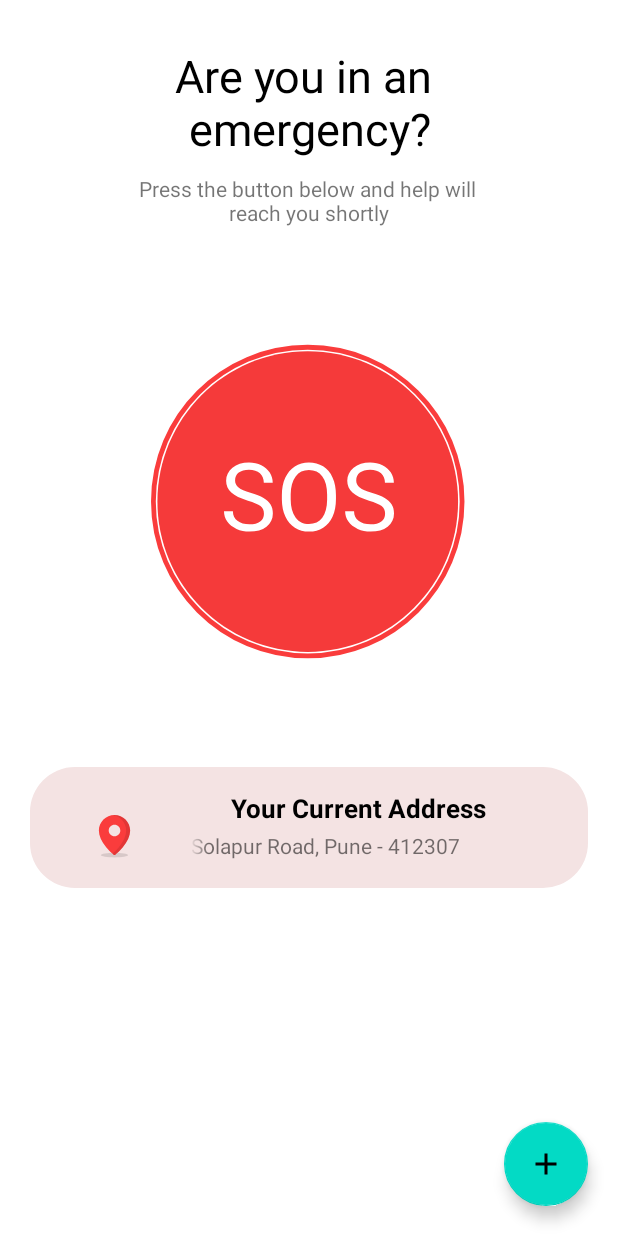
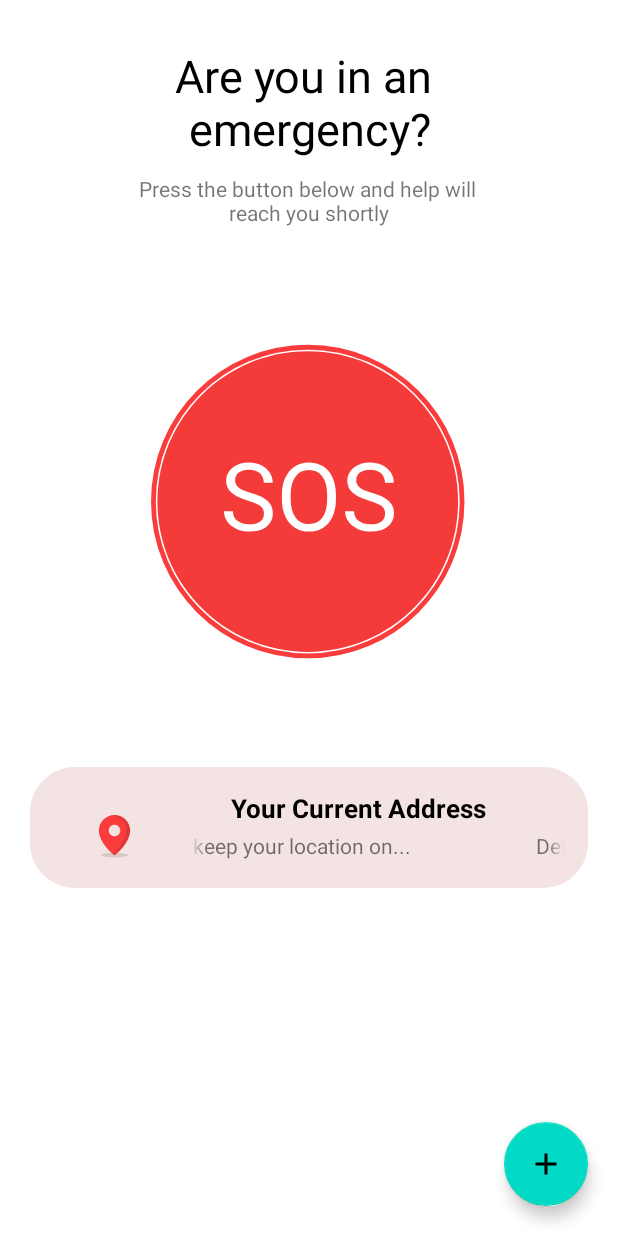
Before and after one commit to sid13-d/sosapp, an Android app: the Sos screen opened directly, with no data from a screen before it, after a tap on an icon or button, on a phone screen of 412 x 824 dp. Run offline under Robolectric (Android 15) with nearby library versions, the phone set to English and light mode, and no system bars; our stand-ins replace Volley; network calls fail; 1 statement that could not run was skipped.

Commit message:
all done!

```diff
--- a/app/src/main/java/com/example/myapplication/AddPerson.java
+++ b/app/src/main/java/com/example/myapplication/AddPerson.java
@@ -254,7 +254,7 @@ public class AddPerson extends AppCompatActivity {
 
                     }
                     recyclerView = (RecyclerView) findViewById(R.id.list);
-                    contactAdapter = new ContactAdapter(getApplicationContext(), namee, phone, sos_list_id);
+                    contactAdapter = new ContactAdapter(getApplicationContext(), namee, phone, sos_list_id,id);
                     recyclerView.setLayoutManager(new LinearLayoutManager(getApplicationContext(), LinearLayoutManager.VERTICAL, false));
                     recyclerView.setAdapter(contactAdapter);
 
--- a/app/src/main/java/com/example/myapplication/Sos.java
+++ b/app/src/main/java/com/example/myapplication/Sos.java
@@ -61,14 +61,17 @@ public class Sos extends AppCompatActivity {
 
     // key for storing email.
     public static final String ID = "id_key";
+    public static final String NAME = "user_name";
+    public static final String PHONE = "user_phone";
 
     SharedPreferences sharedpreferences;
-    String id;
+    String id,name,phone;
     ArrayList<String> tokens = new ArrayList<String>();
     TextView currentLocation;
     FusedLocationProviderClient fusedLocationProviderClient;
     List<Address> addresses;
     ConstraintLayout cardViewConstraintLayout;
+    Location location;
     @Override
     protected void onCreate(Bundle savedInstanceState) {
         super.onCreate(savedInstanceState);
@@ -76,6 +79,16 @@ public class Sos extends AppCompatActivity {
 
         sharedpreferences = getSharedPreferences(SHARED_PREFS, Context.MODE_PRIVATE);
         id = sharedpreferences.getString(ID, null);
+        name = sharedpreferences.getString(NAME, null);
+        Log.d("namecheck", "onCreate: "+name);
+
+        currentLocation = (TextView) findViewById(R.id.locationText);
+        fusedLocationProviderClient = LocationServices.getFusedLocationProviderClient(this);
+        if (ActivityCompat.checkSelfPermission(Sos.this, Manifest.permission.ACCESS_FINE_LOCATION) == PackageManager.PERMISSION_GRANTED) {
+            getLocation();
+        } else {
+            ActivityCompat.requestPermissions(Sos.this, new String[]{Manifest.permission.ACCESS_FINE_LOCATION}, 44);
+        }
 
         if (android.os.Build.VERSION.SDK_INT > 9)
         {
@@ -111,13 +124,7 @@ public class Sos extends AppCompatActivity {
         });
 
 
-        currentLocation = (TextView) findViewById(R.id.locationText);
-        fusedLocationProviderClient = LocationServices.getFusedLocationProviderClient(this);
-        if (ActivityCompat.checkSelfPermission(Sos.this, Manifest.permission.ACCESS_FINE_LOCATION) == PackageManager.PERMISSION_GRANTED) {
-            getLocation();
-        } else {
-            ActivityCompat.requestPermissions(Sos.this, new String[]{Manifest.permission.ACCESS_FINE_LOCATION}, 44);
-        }
+
     }
 
     private void getLocation() {
@@ -135,7 +142,7 @@ public class Sos extends AppCompatActivity {
         fusedLocationProviderClient.getLastLocation().addOnCompleteListener(new OnCompleteListener<Location>() {
             @Override
             public void onComplete(@NonNull Task<Location> task) {
-                Location location = task.getResult();
+                location = task.getResult();
                 if (location != null) {
                     try {
                         Geocoder geocoder = new Geocoder(Sos.this, Locale.getDefault());
@@ -194,6 +201,11 @@ public class Sos extends AppCompatActivity {
     }
 
     public void sendAlert() throws JSONException, IOException {
+
+        if (tokens.toArray().length == 0){
+            Toast.makeText(getApplicationContext(), "You don't have anyone added to your list!!", Toast.LENGTH_SHORT).show();
+        }
+
         for (int i = 0; i < tokens.toArray().length; i++) {
             Toast.makeText(getApplicationContext(), "hiii", Toast.LENGTH_SHORT).show();
 
@@ -207,15 +219,18 @@ public class Sos extends AppCompatActivity {
             message.put("priority", "high");
 
 
-
             JSONObject notification = new JSONObject();
             notification.put("title", "SOS");
-            notification.put("body", "Emergency!!!!");
+            notification.put("body", "Hurry "+name+" needs your help at "+addresses.get(0).getAddressLine(0));
 
             message.put("notification", notification);
 
             JSONObject data = new JSONObject();
-            data.put("key1", "Hello");
+            data.put("location", addresses.get(0).getAddressLine(0));
+            data.put("lat", location.getLatitude());
+            data.put("long", location.getLongitude());
+            Log.d("location", "sendAlert: "+location.getLatitude());
+            Log.d("location", "sendAlert: "+location.getLongitude());
 
             message.put("data", data);
 
--- a/app/src/main/res/layout/activity_sos.xml
+++ b/app/src/main/res/layout/activity_sos.xml
@@ -96,7 +96,7 @@
                 android:id="@+id/locationText"
                 android:layout_width="250dp"
                 android:layout_height="wrap_content"
-                android:text="Hadapsar Gadital, Pune-Solapur Road, Pune - 412307"
+                android:text="Detecting your address, keep your location on..."
                 android:singleLine="true"
                 android:ellipsize="marquee"
                 android:marqueeRepeatLimit="marquee_forever"
```
Also changed, not shown: app/src/main/java/com/example/myapplication/ContactAdapter.java (+7 -3 lines), app/src/main/java/com/example/myapplication/GetStarted.java (+5 -3 lines), app/src/main/java/com/example/myapplication/MessagingService.java (+16 -2 lines).
